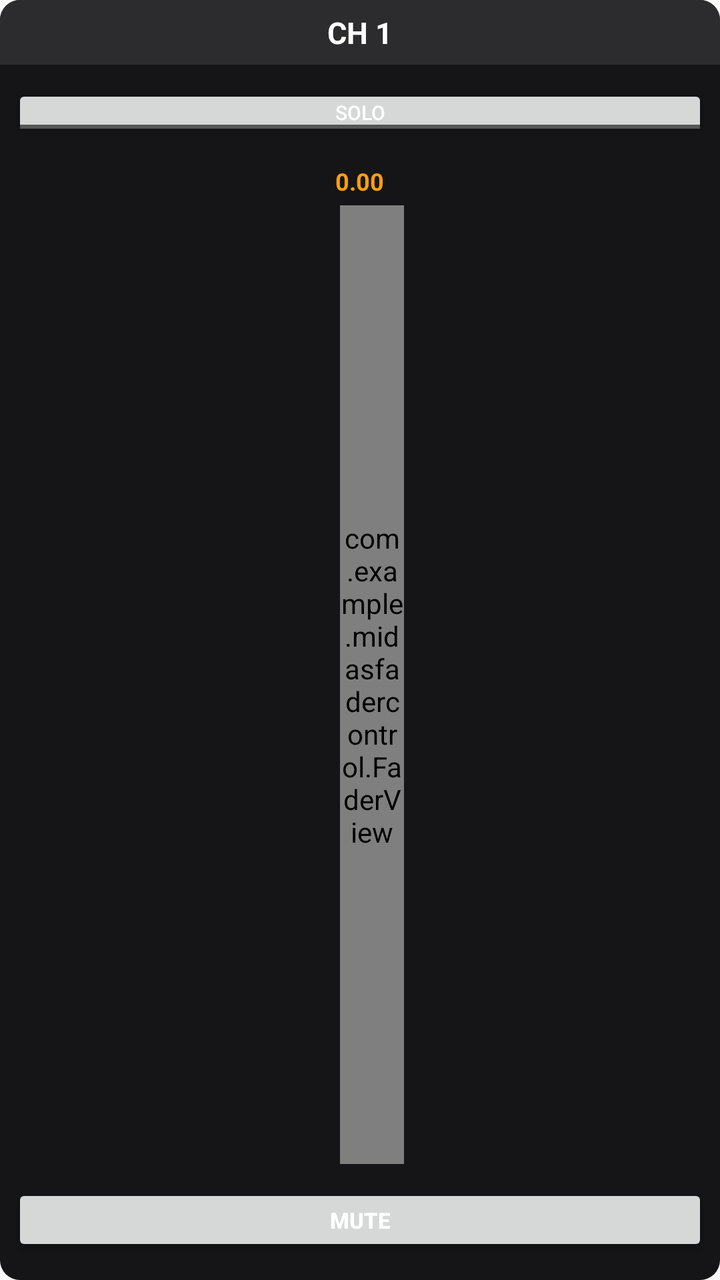
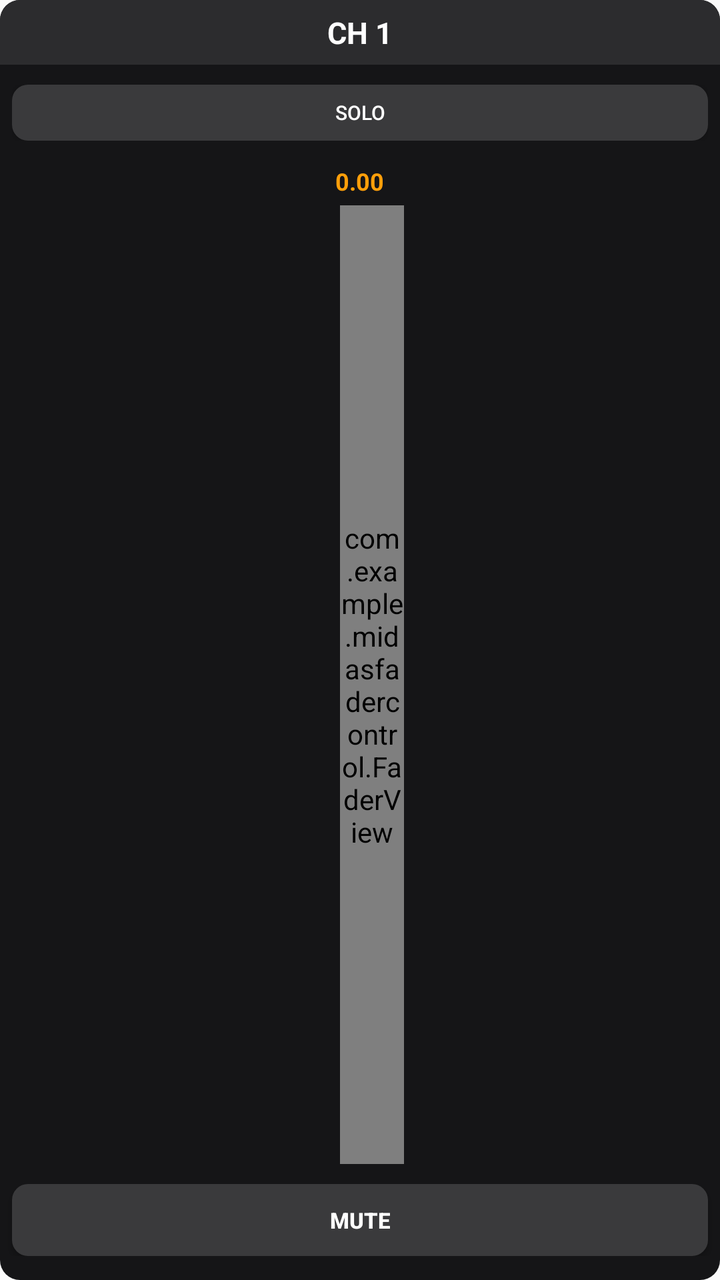

Compare the two renders of this Android layout. The source of the first and the diff that turns it into the second are given below.
<!-- AndroidManifest.xml: application theme Theme.AppCompat.DayNight -->
<!-- res/layout/channel_strip.xml -->
<?xml version="1.0" encoding="utf-8"?>
<LinearLayout xmlns:android="http://schemas.android.com/apk/res/android"
    android:layout_width="@dimen/channel_strip_width"
    android:layout_height="match_parent"
    android:orientation="vertical"
    android:gravity="center_horizontal"
    android:background="@drawable/channel_strip_card_background"
    android:paddingTop="0dp"
    android:paddingBottom="@dimen/channel_strip_padding_bottom"
    android:layout_margin="3dp">

    
    <LinearLayout
        android:id="@+id/channelHeader"
        android:layout_width="match_parent"
        android:layout_height="wrap_content"
        android:orientation="vertical"
        android:gravity="center_horizontal"
        android:background="@drawable/channel_header_badge_background"
        android:paddingTop="@dimen/channel_header_padding"
        android:paddingBottom="@dimen/channel_header_padding">

        <TextView
            android:id="@+id/textChannelLabel"
            android:layout_width="wrap_content"
            android:layout_height="wrap_content"
            android:text="CH 1"
            android:textColor="#ffffff"
            android:textStyle="bold"
            android:textSize="@dimen/channel_number_text_size"
            android:maxLines="1" />
    </LinearLayout>

    <LinearLayout
        android:layout_width="match_parent"
        android:layout_height="wrap_content"
        android:orientation="horizontal"
        android:layout_marginTop="@dimen/channel_button_margin_top"
        android:layout_marginStart="6dp"
        android:layout_marginEnd="6dp">

        <ToggleButton
            android:id="@+id/btnSolo"
            android:layout_width="0dp"
            android:layout_height="@dimen/channel_solo_height"
            android:layout_weight="1"
            android:minHeight="0dp"
            android:minWidth="0dp"
            android:paddingTop="@dimen/channel_button_v_padding"
            android:paddingBottom="@dimen/channel_button_v_padding"
            android:textOn="SOLO"
            android:textOff="SOLO"
            android:textSize="10sp"
            android:textColor="#ffffff" />

        
        <ToggleButton
            android:id="@+id/btnSoloB"
            android:layout_width="0dp"
            android:layout_height="@dimen/channel_solo_height"
            android:layout_weight="1"
            android:layout_marginStart="4dp"
            android:minHeight="0dp"
            android:minWidth="0dp"
            android:paddingTop="@dimen/channel_button_v_padding"
            android:paddingBottom="@dimen/channel_button_v_padding"
            android:textOn="B"
            android:textOff="B"
            android:textSize="10sp"
            android:textColor="#ffffff"
            android:visibility="gone" />
    </LinearLayout>

    <TextView
        android:id="@+id/textLevelValue"
        android:layout_width="wrap_content"
        android:layout_height="wrap_content"
        android:text="0.00"
        android:textColor="#ff9f0a"
        android:textSize="12sp"
        android:textStyle="bold"
        android:layout_marginTop="@dimen/channel_level_margin_top" />

    
    <LinearLayout
        android:layout_width="match_parent"
        android:layout_height="0dp"
        android:layout_weight="1"
        android:layout_marginTop="4dp"
        android:orientation="horizontal"
        android:gravity="center_horizontal">

        
        <FrameLayout
            android:layout_width="8dp"
            android:layout_height="match_parent"
            android:layout_marginEnd="4dp">
            <View
                android:id="@+id/meterBar"
                android:layout_width="match_parent"
                android:layout_height="0dp"
                android:layout_gravity="bottom"
                android:background="#34c759" />
        </FrameLayout>

        <com.example.midasfadercontrol.FaderView
            android:id="@+id/seekFader"
            android:layout_width="@dimen/channel_fader_thickness"
            android:layout_height="match_parent" />
    </LinearLayout>

    <Button
        android:id="@+id/btnMute"
        android:layout_width="match_parent"
        android:layout_height="@dimen/channel_mute_height"
        android:layout_marginTop="@dimen/channel_button_margin_top"
        android:layout_marginStart="6dp"
        android:layout_marginEnd="6dp"
        android:minHeight="0dp"
        android:minWidth="0dp"
        android:paddingTop="@dimen/channel_button_v_padding"
        android:paddingBottom="@dimen/channel_button_v_padding"
        android:text="MUTE"
        android:textSize="11sp"
        android:textStyle="bold"
        android:textColor="#ffffff" />

</LinearLayout>
<!-- resources referenced by this layout -->
<resources>
  <dimen name="channel_button_margin_top">10dp</dimen>
  <dimen name="channel_button_v_padding">6dp</dimen>
  <dimen name="channel_fader_thickness">32dp</dimen>
  <dimen name="channel_header_padding">6dp</dimen>
  <dimen name="channel_level_margin_top">12dp</dimen>
  <dimen name="channel_mute_height">36dp</dimen>
  <dimen name="channel_number_text_size">15sp</dimen>
  <dimen name="channel_solo_height">28dp</dimen>
  <dimen name="channel_strip_padding_bottom">12dp</dimen>
  <dimen name="channel_strip_width">92dp</dimen>
  <!-- drawable channel_header_badge_background (drawable) -->
  <?xml version="1.0" encoding="utf-8"?>
  <shape xmlns:android="http://schemas.android.com/apk/res/android">
      <solid android:color="#2c2c2e" />
      <corners
          android:topLeftRadius="10dp"
          android:topRightRadius="10dp"
          android:bottomLeftRadius="0dp"
          android:bottomRightRadius="0dp" />
  </shape>
  <!-- drawable channel_strip_card_background (drawable) -->
  <?xml version="1.0" encoding="utf-8"?>
  <shape xmlns:android="http://schemas.android.com/apk/res/android">
      <solid android:color="#151517" />
      <corners android:radius="10dp" />
  </shape>
</resources>

<!-- the commit's change to res/layout/channel_strip.xml (unified diff, before → after) -->
@@ -44,6 +44,7 @@
             android:layout_width="0dp"
             android:layout_height="@dimen/channel_solo_height"
             android:layout_weight="1"
+            android:background="@drawable/console_button_background"
             android:minHeight="0dp"
             android:minWidth="0dp"
             android:paddingTop="@dimen/channel_button_v_padding"
@@ -60,6 +61,7 @@
             android:layout_height="@dimen/channel_solo_height"
             android:layout_weight="1"
             android:layout_marginStart="4dp"
+            android:background="@drawable/console_button_background"
             android:minHeight="0dp"
             android:minWidth="0dp"
             android:paddingTop="@dimen/channel_button_v_padding"
@@ -116,6 +118,7 @@
         android:layout_marginTop="@dimen/channel_button_margin_top"
         android:layout_marginStart="6dp"
         android:layout_marginEnd="6dp"
+        android:background="@drawable/console_button_background"
         android:minHeight="0dp"
         android:minWidth="0dp"
         android:paddingTop="@dimen/channel_button_v_padding"
<!-- resource entries referenced after the edit -->
@@ -26,5 +26,11 @@
       <solid android:color="#151517" />
       <corners android:radius="10dp" />
   </shape>
+  <!-- drawable console_button_background (drawable) -->
+  <?xml version="1.0" encoding="utf-8"?>
+  <shape xmlns:android="http://schemas.android.com/apk/res/android">
+      <solid android:color="#3a3a3c" />
+      <corners android:radius="8dp" />
+  </shape>
 </resources>
 
